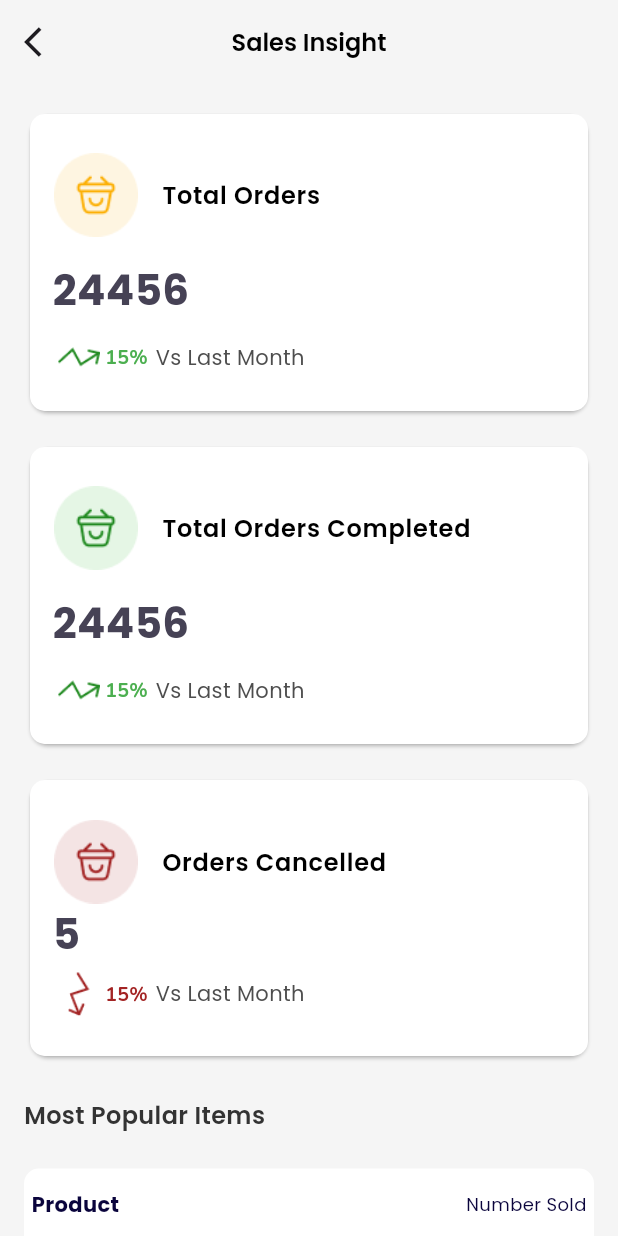
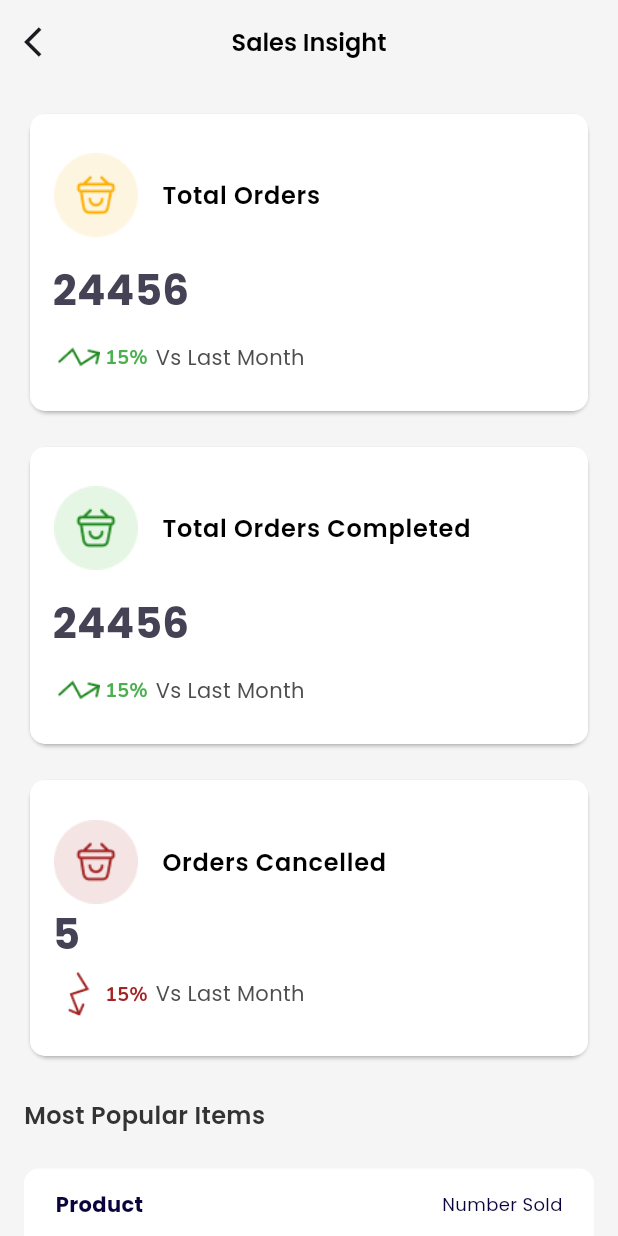
Before and after one commit to codeedexprojects/fastbag_vendor_flutter, a Flutter app: the SalesinsightScreen screen opened directly, on a phone screen of 412 x 824 dp. Run offline on Flutter 3.47's test engine with Material 3 defaults, Android fonts, the phone set to English and light mode, and no system bars; our stand-ins replace cached_network_image, dio, file_picker, flutter_svg, google_fonts and 1 more; missing offline and left inert: dart:ffi, flutter_svprogresshud; accounts and stored records are empty; network calls fail.

Commit message:
initial commit

```diff
--- a/lib/Features/Dashboard/view/salesinsight_screen.dart
+++ b/lib/Features/Dashboard/view/salesinsight_screen.dart
@@ -71,7 +71,9 @@ class SalesinsightScreen extends StatelessWidget {
                       mainAxisAlignment: MainAxisAlignment.center,
                       crossAxisAlignment: CrossAxisAlignment.center,
                       children: [
-                        Row(
+                        Padding(
+                          padding: const EdgeInsets.only(left: 16,right: 16),
+                          child: Row(
                             mainAxisAlignment: MainAxisAlignment.spaceBetween,
                             children: [
                               Text('Product',
@@ -87,6 +89,7 @@ class SalesinsightScreen extends StatelessWidget {
                                     color: FbColors.lightBlue),
                               ),
                             ],
+                          ),
                         ),
                         SizedBox(height: 16.0),
                         _buildOrderHistory(),
--- a/lib/Features/Products/View/product_detail_screen.dart
+++ b/lib/Features/Products/View/product_detail_screen.dart
@@ -41,7 +41,7 @@ class _ProductDetailScreenState extends State<ProductDetailScreen> {
             },
             icon: Icon(Icons.arrow_back_ios)),
         title: Text(
-          'Product Insight',
+          'Product Details',
           style: mainFont(
               fontsize: 16, fontweight: FontWeight.w600, color: FbColors.black),
         ),
```
Lines whose indentation alone changed are shown as unchanged.
